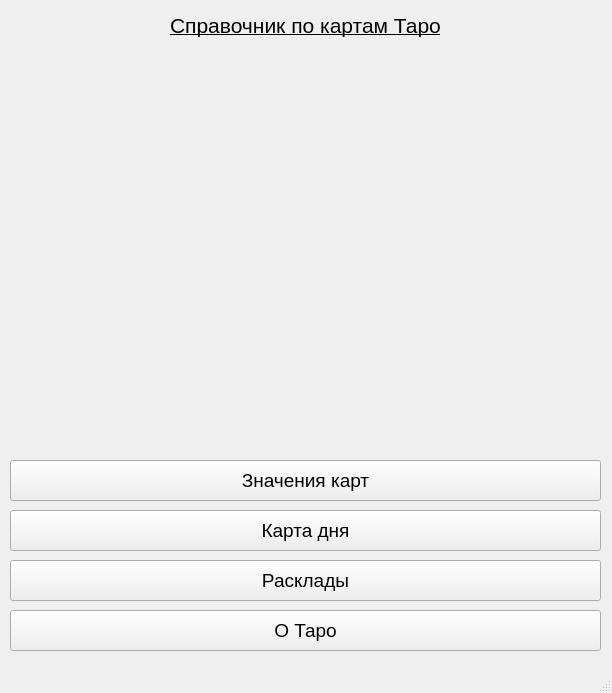
Above: tarot/ui/main.ui from al3ksandraa/tarot before the change. Below: the same form after it.
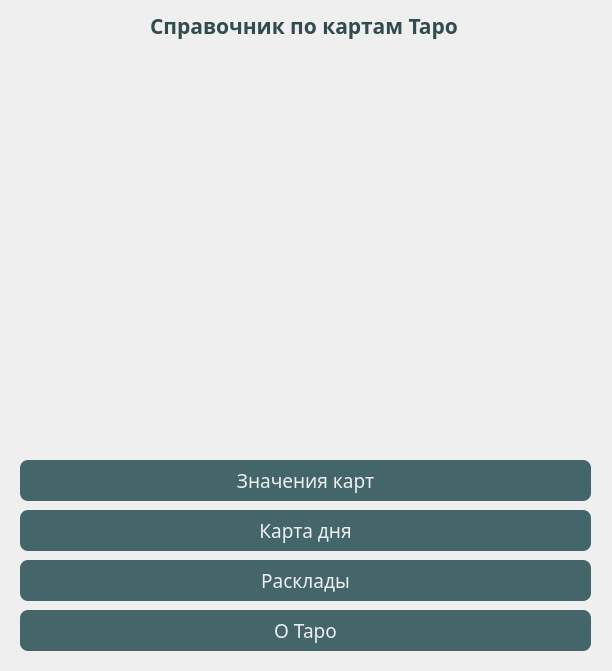
That is the form after the change.

Patch:
```diff
--- a/tarot/ui/main.ui
+++ b/tarot/ui/main.ui
@@ -7,39 +7,48 @@
     <x>0</x>
     <y>0</y>
     <width>612</width>
-    <height>693</height>
+    <height>671</height>
    </rect>
   </property>
   <property name="minimumSize">
    <size>
     <width>612</width>
-    <height>693</height>
+    <height>671</height>
    </size>
   </property>
   <property name="maximumSize">
    <size>
     <width>612</width>
-    <height>693</height>
+    <height>671</height>
    </size>
   </property>
   <property name="windowTitle">
    <string>MainWindow</string>
   </property>
+  <property name="styleSheet">
+   <string notr="true"/>
+  </property>
   <widget class="QWidget" name="centralwidget">
    <widget class="QPushButton" name="btn_meaning">
     <property name="geometry">
      <rect>
-      <x>10</x>
+      <x>20</x>
       <y>460</y>
-      <width>591</width>
+      <width>571</width>
       <height>41</height>
      </rect>
     </property>
     <property name="font">
      <font>
+      <family>Century Gothic</family>
       <pointsize>14</pointsize>
      </font>
     </property>
+    <property name="styleSheet">
+     <string notr="true">background-color: rgb(68, 102, 106);
+color: rgb(239, 239, 239);
+border-radius: 8px</string>
+    </property>
     <property name="text">
      <string>Значения карт</string>
     </property>
@@ -47,17 +56,23 @@
    <widget class="QPushButton" name="btn_layouts">
     <property name="geometry">
      <rect>
-      <x>10</x>
+      <x>20</x>
       <y>560</y>
-      <width>591</width>
+      <width>571</width>
       <height>41</height>
      </rect>
     </property>
     <property name="font">
      <font>
+      <family>Century Gothic</family>
       <pointsize>14</pointsize>
      </font>
     </property>
+    <property name="styleSheet">
+     <string notr="true">background-color: rgb(68, 102, 106);
+color: rgb(239, 239, 239);
+border-radius: 8px</string>
+    </property>
     <property name="text">
      <string>Расклады</string>
     </property>
@@ -65,17 +80,23 @@
    <widget class="QPushButton" name="btn_info">
     <property name="geometry">
      <rect>
-      <x>10</x>
+      <x>20</x>
       <y>610</y>
-      <width>591</width>
+      <width>571</width>
       <height>41</height>
      </rect>
     </property>
     <property name="font">
      <font>
+      <family>Century Gothic</family>
       <pointsize>14</pointsize>
      </font>
     </property>
+    <property name="styleSheet">
+     <string notr="true">background-color: rgb(68, 102, 106);
+color: rgb(239, 239, 239);
+border-radius: 8px</string>
+    </property>
     <property name="text">
      <string>О Таро</string>
     </property>
@@ -83,12 +104,15 @@
    <widget class="QLabel" name="image">
     <property name="geometry">
      <rect>
-      <x>10</x>
+      <x>20</x>
       <y>50</y>
-      <width>591</width>
+      <width>571</width>
       <height>391</height>
      </rect>
     </property>
+    <property name="styleSheet">
+     <string notr="true"/>
+    </property>
     <property name="text">
      <string/>
     </property>
@@ -96,23 +120,27 @@
    <widget class="QLabel" name="label_2">
     <property name="geometry">
      <rect>
-      <x>170</x>
+      <x>150</x>
       <y>10</y>
-      <width>281</width>
+      <width>311</width>
       <height>31</height>
      </rect>
     </property>
     <property name="font">
      <font>
+      <family>Century Gothic</family>
       <pointsize>16</pointsize>
-      <weight>50</weight>
+      <weight>75</weight>
       <italic>false</italic>
-      <bold>false</bold>
-      <underline>true</underline>
+      <bold>true</bold>
+      <underline>false</underline>
       <stylestrategy>PreferDefault</stylestrategy>
       <kerning>true</kerning>
      </font>
     </property>
+    <property name="styleSheet">
+     <string notr="true">color: rgb(50, 75, 78);</string>
+    </property>
     <property name="text">
      <string>Справочник по картам Таро</string>
     </property>
@@ -120,33 +148,28 @@
    <widget class="QPushButton" name="btn_day_card">
     <property name="geometry">
      <rect>
-      <x>10</x>
+      <x>20</x>
       <y>510</y>
-      <width>591</width>
+      <width>571</width>
       <height>41</height>
      </rect>
     </property>
     <property name="font">
      <font>
+      <family>Century Gothic</family>
       <pointsize>14</pointsize>
      </font>
     </property>
+    <property name="styleSheet">
+     <string notr="true">background-color: rgb(68, 102, 106);
+color: rgb(239, 239, 239);
+border-radius: 8px</string>
+    </property>
     <property name="text">
      <string>Карта дня</string>
     </property>
    </widget>
   </widget>
-  <widget class="QMenuBar" name="menubar">
-   <property name="geometry">
-    <rect>
-     <x>0</x>
-     <y>0</y>
-     <width>612</width>
-     <height>21</height>
-    </rect>
-   </property>
-  </widget>
-  <widget class="QStatusBar" name="statusbar"/>
  </widget>
  <resources/>
  <connections/>
```
